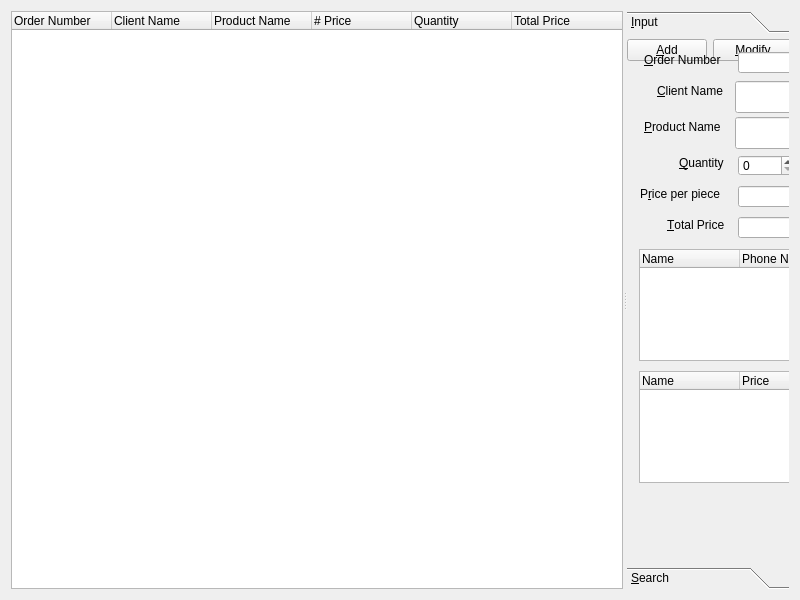
GlennPark/OliveHealthCare, file purchasemanage.ui: the form before one commit.
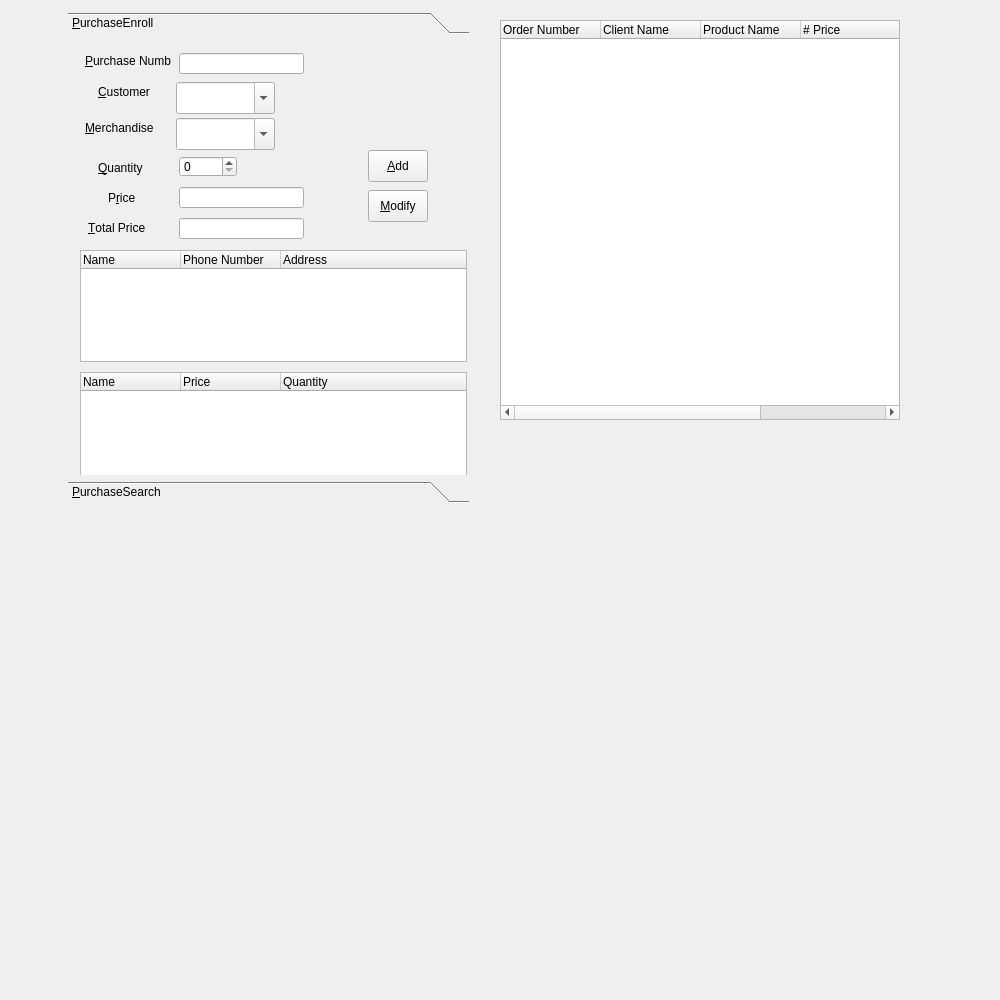
The form after the commit.

What changed in the file:
```diff
--- a/purchasemanage.ui
+++ b/purchasemanage.ui
@@ -6,75 +6,36 @@
    <rect>
     <x>0</x>
     <y>0</y>
-    <width>800</width>
-    <height>600</height>
+    <width>1000</width>
+    <height>1000</height>
    </rect>
   </property>
   <property name="windowTitle">
    <string>Order Info</string>
   </property>
-  <layout class="QVBoxLayout" name="verticalLayout_2">
-   <item>
-    <widget class="QSplitter" name="splitter">
-     <property name="orientation">
-      <enum>Qt::Horizontal</enum>
-     </property>
-     <widget class="QWidget" name="layoutWidget">
-      <layout class="QVBoxLayout" name="listVerticalLayout">
-       <item>
-        <widget class="QTreeWidget" name="treeWidget">
-         <property name="rootIsDecorated">
-          <bool>false</bool>
-         </property>
-         <column>
-          <property name="text">
-           <string>Order Number</string>
-          </property>
-         </column>
-         <column>
-          <property name="text">
-           <string>Client Name</string>
-          </property>
-         </column>
-         <column>
-          <property name="text">
-           <string>Product Name</string>
-          </property>
-         </column>
-         <column>
-          <property name="text">
-           <string># Price</string>
-          </property>
-         </column>
-         <column>
-          <property name="text">
-           <string>Quantity</string>
-          </property>
-         </column>
-         <column>
-          <property name="text">
-           <string>Total Price</string>
-          </property>
-         </column>
-        </widget>
-       </item>
-      </layout>
-     </widget>
      <widget class="QToolBox" name="toolBox">
+   <property name="geometry">
+    <rect>
+     <x>68</x>
+     <y>12</y>
+     <width>401</width>
+     <height>491</height>
+    </rect>
+   </property>
       <property name="currentIndex">
        <number>0</number>
       </property>
-      <widget class="QWidget" name="inputPage">
+   <widget class="QWidget" name="PurchaseEnroll">
        <property name="geometry">
         <rect>
          <x>0</x>
          <y>0</y>
-         <width>411</width>
-         <height>508</height>
+      <width>401</width>
+      <height>423</height>
         </rect>
        </property>
        <attribute name="label">
-        <string>&amp;Input</string>
+     <string>&amp;PurchaseEnroll</string>
        </attribute>
        <widget class="QTreeWidget" name="customerTreeWidget">
         <property name="geometry">
@@ -132,24 +93,6 @@
          </property>
         </column>
        </widget>
-       <widget class="QWidget" name="">
-        <layout class="QHBoxLayout" name="addHorizontalLayout">
-         <item>
-          <widget class="QPushButton" name="addPushButton">
-           <property name="text">
-            <string>&amp;Add</string>
-           </property>
-          </widget>
-         </item>
-         <item>
-          <widget class="QPushButton" name="modifyPushButton">
-           <property name="text">
-            <string>&amp;Modify</string>
-           </property>
-          </widget>
-         </item>
-        </layout>
-       </widget>
        <widget class="QComboBox" name="merchandiseComboBox">
         <property name="geometry">
          <rect>
@@ -166,14 +109,14 @@
        <widget class="QLabel" name="priceLabel">
         <property name="geometry">
          <rect>
-          <x>13</x>
-          <y>147</y>
-          <width>90</width>
+       <x>40</x>
+       <y>150</y>
+       <width>31</width>
           <height>16</height>
          </rect>
         </property>
         <property name="text">
-         <string>P&amp;rice per piece</string>
+      <string>P&amp;rice</string>
         </property>
         <property name="buddy">
          <cstring>priceLineEdit</cstring>
@@ -199,7 +142,7 @@
          </rect>
         </property>
         <property name="text">
-         <string>&amp;Client Name</string>
+      <string>&amp;Customer</string>
         </property>
         <property name="buddy">
          <cstring>customerComboBox</cstring>
@@ -231,8 +174,8 @@
        <widget class="QLabel" name="totalPriceLabel">
         <property name="geometry">
          <rect>
-          <x>40</x>
-          <y>178</y>
+       <x>20</x>
+       <y>180</y>
           <width>63</width>
           <height>16</height>
          </rect>
@@ -254,7 +197,7 @@
          </rect>
         </property>
         <property name="text">
-         <string>&amp;Product Name</string>
+      <string>&amp;Merchandise</string>
         </property>
         <property name="buddy">
          <cstring>merchandiseComboBox</cstring>
@@ -270,7 +213,7 @@
          </rect>
         </property>
         <property name="text">
-         <string>&amp;Order Number</string>
+      <string>&amp;Purchase Number</string>
         </property>
         <property name="buddy">
          <cstring>idLineEdit</cstring>
@@ -279,8 +222,8 @@
        <widget class="QLabel" name="quantityLabel">
         <property name="geometry">
          <rect>
-          <x>52</x>
-          <y>116</y>
+       <x>30</x>
+       <y>120</y>
           <width>51</width>
           <height>16</height>
          </rect>
@@ -318,22 +261,46 @@
          <number>10000</number>
         </property>
        </widget>
-      </widget>
-      <widget class="QWidget" name="searchPage">
+    <widget class="QPushButton" name="modifyPushButton">
+     <property name="geometry">
+      <rect>
+       <x>300</x>
+       <y>150</y>
+       <width>60</width>
+       <height>32</height>
+      </rect>
+     </property>
+     <property name="text">
+      <string>&amp;Modify</string>
+     </property>
+    </widget>
+    <widget class="QPushButton" name="addPushButton">
        <property name="geometry">
         <rect>
-         <x>0</x>
-         <y>0</y>
-         <width>411</width>
-         <height>508</height>
-        </rect>
-       </property>
+       <x>300</x>
+       <y>110</y>
+       <width>60</width>
+       <height>32</height>
+      </rect>
+     </property>
+     <property name="text">
+      <string>&amp;Add</string>
+     </property>
+    </widget>
+   </widget>
+   <widget class="QWidget" name="PurchaseSearch">
        <attribute name="label">
-        <string>&amp;Search</string>
-       </attribute>
-       <layout class="QVBoxLayout" name="verticalLayout_3">
-        <item>
+     <string>&amp;PurchaseSearch</string>
+    </attribute>
          <widget class="QTreeWidget" name="searchTreeWidget">
+     <property name="geometry">
+      <rect>
+       <x>40</x>
+       <y>60</y>
+       <width>321</width>
+       <height>111</height>
+      </rect>
+     </property>
           <property name="rootIsDecorated">
            <bool>false</bool>
           </property>
@@ -368,11 +335,15 @@
            </property>
           </column>
          </widget>
-        </item>
-        <item>
-         <layout class="QHBoxLayout" name="horizontalLayout">
-          <item>
            <widget class="QComboBox" name="searchComboBox">
+     <property name="geometry">
+      <rect>
+       <x>20</x>
+       <y>220</y>
+       <width>139</width>
+       <height>32</height>
+      </rect>
+     </property>
             <item>
              <property name="text">
               <string>ID</string>
@@ -404,25 +375,74 @@
              </property>
             </item>
            </widget>
-          </item>
-          <item>
-           <widget class="QLineEdit" name="searchLineEdit"/>
-          </item>
-         </layout>
-        </item>
-        <item>
+    <widget class="QLineEdit" name="searchLineEdit">
+     <property name="geometry">
+      <rect>
+       <x>170</x>
+       <y>225</y>
+       <width>221</width>
+       <height>21</height>
+      </rect>
+     </property>
+    </widget>
          <widget class="QPushButton" name="searchPushButton">
+     <property name="geometry">
+      <rect>
+       <x>20</x>
+       <y>260</y>
+       <width>377</width>
+       <height>32</height>
+      </rect>
+     </property>
           <property name="text">
            <string>S&amp;earch</string>
           </property>
          </widget>
-        </item>
-       </layout>
-      </widget>
-     </widget>
-    </widget>
-   </item>
-  </layout>
+   </widget>
+  </widget>
+  <widget class="QTreeWidget" name="treeWidget">
+   <property name="geometry">
+    <rect>
+     <x>500</x>
+     <y>20</y>
+     <width>400</width>
+     <height>400</height>
+    </rect>
+   </property>
+   <property name="rootIsDecorated">
+    <bool>false</bool>
+   </property>
+   <column>
+    <property name="text">
+     <string>Order Number</string>
+    </property>
+   </column>
+   <column>
+    <property name="text">
+     <string>Client Name</string>
+    </property>
+   </column>
+   <column>
+    <property name="text">
+     <string>Product Name</string>
+    </property>
+   </column>
+   <column>
+    <property name="text">
+     <string># Price</string>
+    </property>
+   </column>
+   <column>
+    <property name="text">
+     <string>Quantity</string>
+    </property>
+   </column>
+   <column>
+    <property name="text">
+     <string>Total Price</string>
+    </property>
+   </column>
+  </widget>
  </widget>
  <resources/>
  <connections/>
```
Lines whose indentation alone changed are shown as unchanged.
